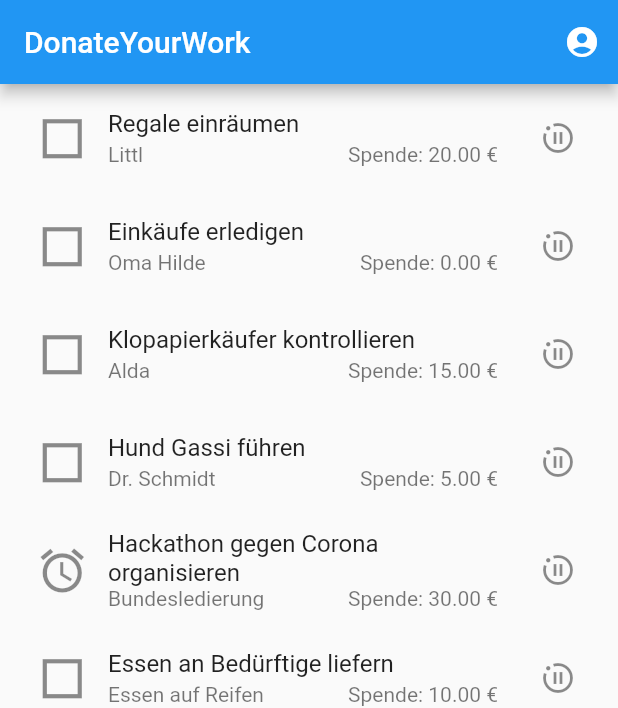
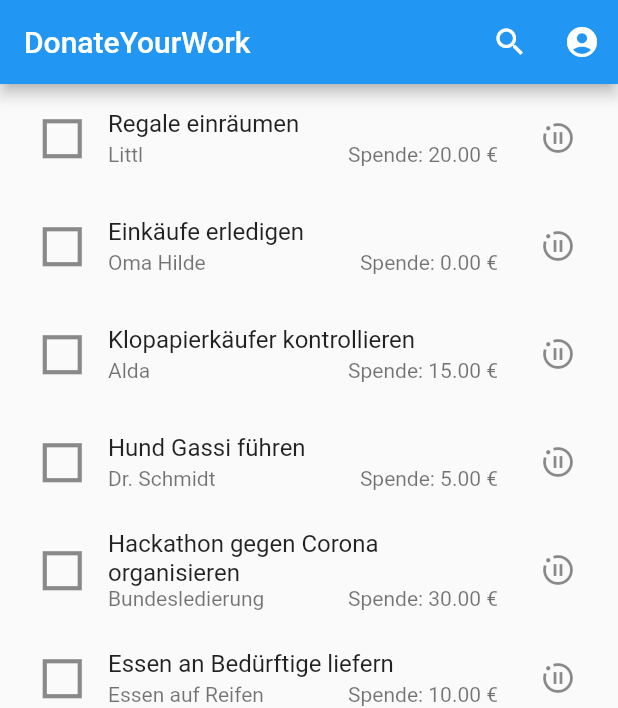
Before and after one commit to ConstantinKoch/WirVSVirus, a Flutter app: the screen it shows after launch, on a phone screen of 412 x 824 dp. Shown: the top 708 px of the screen. Run offline on Flutter 3.47's test engine with Material 2 defaults, Android fonts, the phone set to English and light mode, and no system bars; drawn by our look-alikes of curved_navigation_bar.

Commit message:
search icon

```diff
--- a/App/wirvsvirus/lib/JobOverview.dart
+++ b/App/wirvsvirus/lib/JobOverview.dart
@@ -23,7 +23,7 @@ class JobOverview extends StatelessWidget {
             child:Column(
               children: <Widget>[
                 IconButton(
-                  icon: job.employer == 'Bundesledierung' ? Icon(Icons.access_alarms) : Icon(IconData(59475, fontFamily: 'MaterialIcons')),
+                  icon: Icon(IconData(59475, fontFamily: 'MaterialIcons')),
                   onPressed: (){
                     Navigator.push(context, MaterialPageRoute(
                         builder:(context) => Skeleton(body: AccountView()/*TODO change to Account activity*/)
--- a/App/wirvsvirus/lib/Skeleton.dart
+++ b/App/wirvsvirus/lib/Skeleton.dart
@@ -11,6 +11,8 @@ class Skeleton extends StatefulWidget {
   @override
   _SkeletonState createState() => _SkeletonState(this.body);
 }
+
+
 
 class _SkeletonState extends State<Skeleton> {
   final Widget body;
@@ -29,6 +31,10 @@ class _SkeletonState extends State<Skeleton> {
             ),
             onPressed: null,
           ) :
+          Row(children: <Widget>[
+            IconButton(
+              icon: Icon(Icons.search, color: Colors.white,),
+            ),
             IconButton(
               icon: Icon(Icons.account_circle),
               onPressed: () {
@@ -38,13 +44,16 @@ class _SkeletonState extends State<Skeleton> {
                 );
               }
               ),
+
+            ],
+          ),
         ],
       ),
       body: this.body,
       bottomNavigationBar: CurvedNavigationBar(
         height: 55,
         color: Colors.blue,
-        backgroundColor: Colors.white,
+        backgroundColor: Colors.transparent,
         animationDuration: Duration(milliseconds: 210),
         items: <Widget>[
           Icon(Icons.list, size: 20, color: Colors.white,),
@@ -57,7 +66,10 @@ class _SkeletonState extends State<Skeleton> {
             //TODO: Add other cases
             case 3: {
               print("3 clicked");
-              Navigator.push(context, MaterialPageRoute(builder: (context) => Skeleton(body: FavoriteJobList())));
+              setState(() {
+                FavoriteJobList();
+              });
+              //Navigator.of(context).push(MaterialPageRoute(builder: (context) => Skeleton(body: FavoriteJobList())));
             }
             break;
           }
```
Lines whose indentation alone changed are shown as unchanged.
